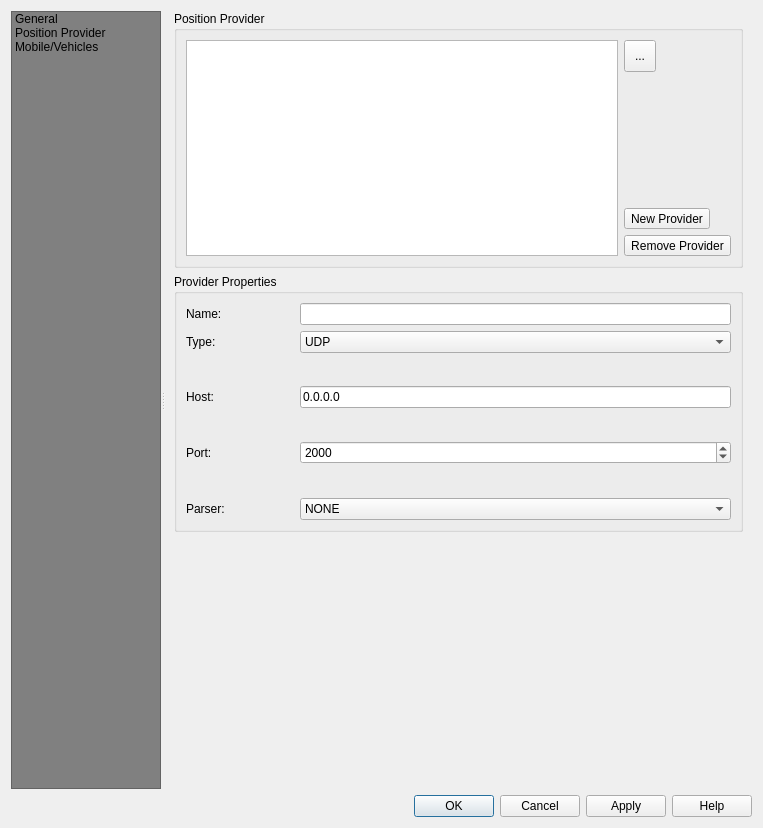
jrenken/qgis-PosiView, file ui/posiview_properties_base.ui: the form before one commit.
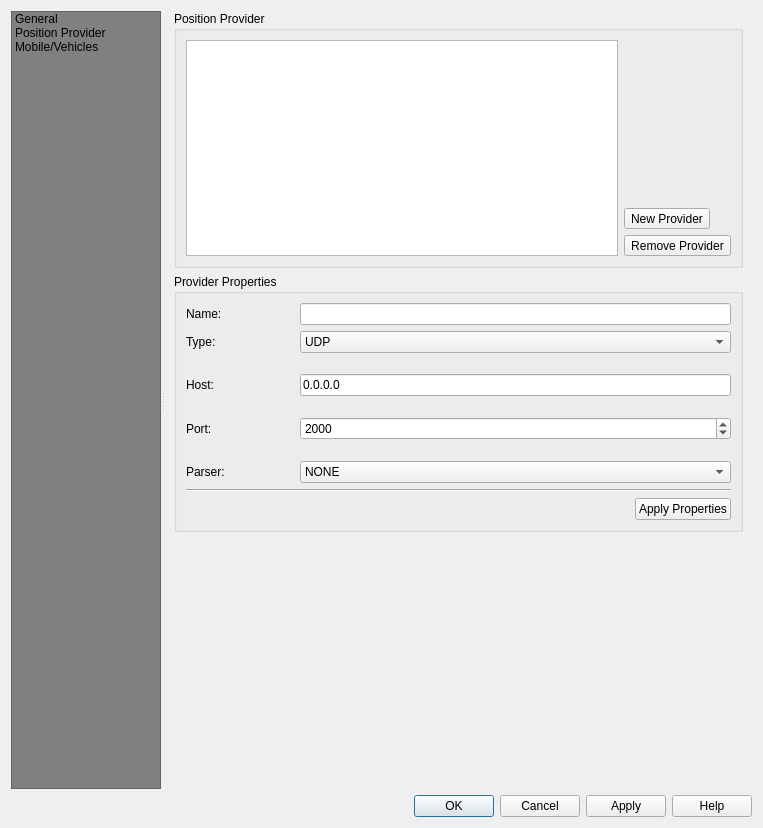
The form after the commit. The open tabs and pages were chosen to show the change. Icons and pictures are not drawn. Custom widgets are drawn as their Qt base class.

```diff
--- a/ui/posiview_properties_base.ui
+++ b/ui/posiview_properties_base.ui
@@ -140,7 +140,7 @@
           </sizepolicy>
          </property>
          <property name="currentIndex">
-          <number>2</number>
+          <number>1</number>
          </property>
          <widget class="QWidget" name="mOptsPage_01">
           <layout class="QVBoxLayout" name="verticalLayout_14">
@@ -344,8 +344,8 @@
                <rect>
                 <x>0</x>
                 <y>0</y>
-                <width>195</width>
-                <height>363</height>
+                <width>589</width>
+                <height>777</height>
                </rect>
               </property>
               <layout class="QVBoxLayout" name="verticalLayout_8">
@@ -368,25 +368,6 @@
                     </item>
                     <item>
                      <layout class="QVBoxLayout" name="verticalLayout_5">
-                      <item>
-                       <widget class="QToolButton" name="toolButtonApplyDataProvider">
-                        <property name="minimumSize">
-                         <size>
-                          <width>32</width>
-                          <height>32</height>
-                         </size>
-                        </property>
-                        <property name="toolTip">
-                         <string>Apply provider properties</string>
-                        </property>
-                        <property name="statusTip">
-                         <string>Apply provider properties</string>
-                        </property>
-                        <property name="text">
-                         <string>...</string>
-                        </property>
-                       </widget>
-                      </item>
                       <item>
                        <spacer name="verticalSpacer_4">
                         <property name="orientation">
@@ -447,24 +428,17 @@
                   <string>Provider Properties</string>
                  </property>
                  <layout class="QGridLayout" name="gridLayout_4" columnstretch="1,4">
-                  <item row="3" column="0">
-                   <widget class="QLabel" name="label_19">
+                  <item row="0" column="0">
+                   <widget class="QLabel" name="label_15">
                     <property name="text">
-                     <string>Parser:</string>
+                     <string>Name:</string>
                     </property>
                    </widget>
                   </item>
                   <item row="0" column="1">
                    <widget class="QLineEdit" name="lineEditProviderName"/>
                   </item>
-                  <item row="1" column="0">
-                   <widget class="QLabel" name="label_16">
-                    <property name="text">
-                     <string>Type:</string>
-                    </property>
-                   </widget>
-                  </item>
-                  <item row="3" column="1">
+                  <item row="5" column="1">
                    <widget class="QComboBox" name="comboBoxParser">
                     <item>
                      <property name="text">
@@ -488,13 +462,6 @@
                     </item>
                    </widget>
                   </item>
-                  <item row="0" column="0">
-                   <widget class="QLabel" name="label_15">
-                    <property name="text">
-                     <string>Name:</string>
-                    </property>
-                   </widget>
-                  </item>
                   <item row="1" column="1">
                    <widget class="QComboBox" name="comboBoxProviderType">
                     <item>
@@ -557,6 +524,54 @@
                     </widget>
                    </widget>
                   </item>
+                  <item row="5" column="0">
+                   <widget class="QLabel" name="label_19">
+                    <property name="text">
+                     <string>Parser:</string>
+                    </property>
+                   </widget>
+                  </item>
+                  <item row="1" column="0">
+                   <widget class="QLabel" name="label_16">
+                    <property name="text">
+                     <string>Type:</string>
+                    </property>
+                   </widget>
+                  </item>
+                  <item row="6" column="0" colspan="2">
+                   <widget class="QFrame" name="frame_3">
+                    <property name="frameShape">
+                     <enum>QFrame::HLine</enum>
+                    </property>
+                    <property name="frameShadow">
+                     <enum>QFrame::Sunken</enum>
+                    </property>
+                   </widget>
+                  </item>
+                  <item row="7" column="0" colspan="2">
+                   <layout class="QHBoxLayout" name="horizontalLayout_6">
+                    <item>
+                     <spacer name="horizontalSpacer_2">
+                      <property name="orientation">
+                       <enum>Qt::Horizontal</enum>
+                      </property>
+                      <property name="sizeHint" stdset="0">
+                       <size>
+                        <width>40</width>
+                        <height>20</height>
+                       </size>
+                      </property>
+                     </spacer>
+                    </item>
+                    <item>
+                     <widget class="QPushButton" name="pushButtonApplyDataProvider">
+                      <property name="text">
+                       <string>Apply Properties</string>
+                      </property>
+                     </widget>
+                    </item>
+                   </layout>
+                  </item>
                  </layout>
                 </widget>
                </item>
@@ -597,8 +612,8 @@
                <rect>
                 <x>0</x>
                 <y>0</y>
-                <width>589</width>
-                <height>777</height>
+                <width>470</width>
+                <height>619</height>
                </rect>
               </property>
               <layout class="QVBoxLayout" name="verticalLayout_4">
```
